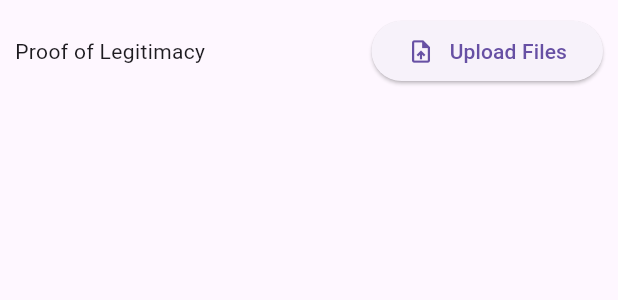
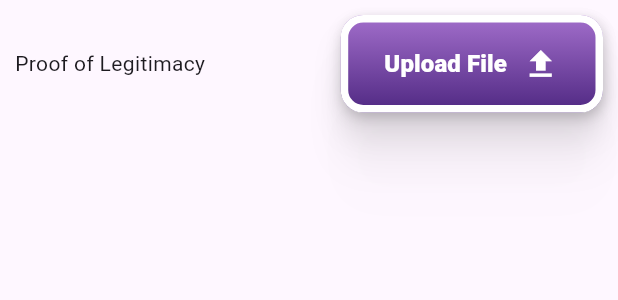
Before and after one commit to jtvallente/cmsc23-project-2024, a Flutter app: the FormFileUpload widget shown alone on an empty page, opened directly, on a phone screen of 412 x 824 dp. Shown: the top 300 px of the screen. Run offline on Flutter 3.47's test engine with Material 3 defaults, Android fonts, the phone set to English and light mode, and no system bars; our stand-ins replace firebase_core; accounts and stored records are empty.

Commit message:
feat: added icons to PrimaryButton

```diff
--- a/elbi_donation_system/lib/components/PrimaryButton.dart
+++ b/elbi_donation_system/lib/components/PrimaryButton.dart
@@ -4,7 +4,15 @@ class PrimaryButton extends StatefulWidget {
   final Function() onTap;
   final String label;
   final LinearGradient gradient;
-  const PrimaryButton({required this.label, required this.onTap, required this.gradient, super.key});
+  final bool fillWidth;
+  final IconData? icon;
+  const PrimaryButton(
+      {required this.label,
+      required this.onTap,
+      required this.gradient,
+      required this.fillWidth,
+      this.icon,
+      super.key});
 
   @override
   State<PrimaryButton> createState() => _PrimaryButtonState();
@@ -63,21 +71,30 @@ class _PrimaryButtonState extends State<PrimaryButton> {
         child: ElevatedButton(
           onPressed: widget.onTap,
           style: ElevatedButton.styleFrom(
-            minimumSize:
-                const Size(double.infinity, 50), // Set minimum width and height
+            minimumSize: widget.fillWidth
+                ? const Size(double.infinity, 50)
+                : null, // Set minimum width and height
             backgroundColor: Colors.transparent,
             shadowColor: Colors.transparent,
             shape:
                 RoundedRectangleBorder(borderRadius: BorderRadius.circular(15)),
           ),
-          child: Text(
-            style: const TextStyle(
-              color: Colors.white,
-              fontWeight: FontWeight.w800,
-              fontSize: 20,
-            ),
-            widget.label),
+          child: Row(
+            mainAxisAlignment: MainAxisAlignment.center,
+            children: [
+              Text(
+                  style: const TextStyle(
+                    color: Colors.white,
+                    fontWeight: FontWeight.w800,
+                    fontSize: 16,
+                  ),
+                  widget.label),
+              widget.icon == null ? Container() : const SizedBox(width: 10),
+              widget.icon == null
+                  ? Container()
+                  : Icon(widget.icon, color: Colors.white, size: 25),
+            ],
+          ),
         ));
-
   }
 }
--- a/elbi_donation_system/lib/components/file_upload.dart
+++ b/elbi_donation_system/lib/components/file_upload.dart
@@ -20,15 +20,13 @@ class _FormFileUploadState extends State<FormFileUpload> {
         mainAxisAlignment: MainAxisAlignment.spaceBetween,
         children: [
           Text(widget.label),
-          ElevatedButton(
-              onPressed: () {},
-              child: const Row(children: [
-                Icon(Icons.upload_file),
-                SizedBox(
-                  width: 10,
-                ),
-                Text("Upload Files")
-              ]))
+          PrimaryButton(
+            icon: Icons.file_upload,
+            label: "Upload File",
+            gradient: ProjectColors().purplePrimaryGradient,
+            onTap: () {},
+            fillWidth: false,
+          ),
         ],
       ),
     );
--- a/elbi_donation_system/lib/main.dart
+++ b/elbi_donation_system/lib/main.dart
@@ -65,7 +65,7 @@ class MyApp extends StatelessWidget {
       initialRoute: '/',
       // routes
       routes: {
-        '/': (context) => DonorDashboard(),
+        '/': (context) => WelcomePage(),
         '/admin_signin': (context) => AdminSignInPage(),
         '/user_signin': (context) => UserSignInPage(),
         '/user_signup': (context) => UserSignUpPage(),
--- a/elbi_donation_system/lib/pages/Donor/MakeDonation.dart
+++ b/elbi_donation_system/lib/pages/Donor/MakeDonation.dart
@@ -107,7 +107,7 @@ class _MakeDonationState extends State<MakeDonation> {
                       PrimaryButton(
                           label: "Make Donation",
                           gradient: ProjectColors().greenPrimaryGradient,
-                          onTap: () {})
+                          onTap: () {}, fillWidth: true,)
                     ]),
               ),
             ),
--- a/elbi_donation_system/lib/pages/admin_sign_in.dart
+++ b/elbi_donation_system/lib/pages/admin_sign_in.dart
@@ -57,7 +57,7 @@ class _AdminSignInPageState extends State<AdminSignInPage> {
                     Column(
                         crossAxisAlignment: CrossAxisAlignment.start,
                         children: [
-                          PrimaryButton(label: "Sign-in", gradient: ProjectColors().greenPrimaryGradient, onTap: () {})
+                          PrimaryButton(label: "Sign-in", gradient: ProjectColors().greenPrimaryGradient, onTap: () {}, fillWidth: true,)
                         ])
                   ]),
             ),
--- a/elbi_donation_system/lib/pages/user_sign_in.dart
+++ b/elbi_donation_system/lib/pages/user_sign_in.dart
@@ -69,7 +69,7 @@ class _UserSignInPageState extends State<UserSignInPage> {
                               child: Text(
                                   style: TextStyle(color: ProjectColors().greenPrimary),
                                   "Or if you're an admin, Sign-in here.")),
-                          PrimaryButton(label: "Sign-in", gradient: ProjectColors().greenPrimaryGradient, onTap: () {})
+                          PrimaryButton(label: "Sign-in", gradient: ProjectColors().greenPrimaryGradient, onTap: () {}, fillWidth: true,)
                         ])
                   ]),
             ),
--- a/elbi_donation_system/lib/pages/user_sign_up.dart
+++ b/elbi_donation_system/lib/pages/user_sign_up.dart
@@ -128,7 +128,7 @@ class _UserSignUpPageState extends State<UserSignUpPage> {
                       PrimaryButton(
                           label: "Sign-up",
                           gradient: ProjectColors().bluePrimaryGradient,
-                          onTap: () {})
+                          onTap: () {}, fillWidth: true,)
                     ]),
               ),
             ),
```
